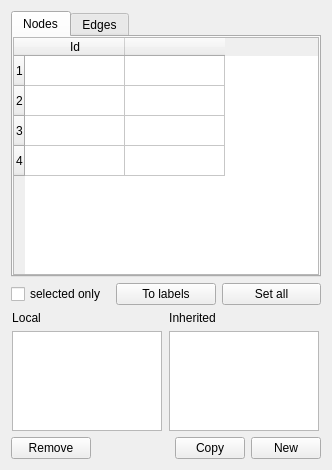
First picture: the form in software/tulip/designer/PropertyDialog.ui, repository vadivelselvaraj/TulipGLImprovement, before the edit.
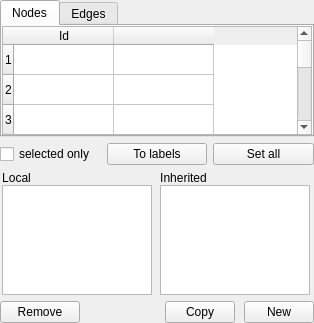
Second picture: the form after the edit. Custom widgets are drawn as their Qt base class.

Diff of the .ui file:
```diff
--- a/software/tulip/designer/PropertyDialog.ui
+++ b/software/tulip/designer/PropertyDialog.ui
@@ -5,12 +5,14 @@
    <rect>
     <x>0</x>
     <y>0</y>
-    <width>332</width>
-    <height>470</height>
+    <width>314</width>
+    <height>323</height>
    </rect>
   </property>
   <property name="sizePolicy" >
-   <sizepolicy vsizetype="Preferred" hsizetype="Preferred" >
+   <sizepolicy>
+    <hsizetype>0</hsizetype>
+    <vsizetype>0</vsizetype>
     <horstretch>0</horstretch>
     <verstretch>0</verstretch>
    </sizepolicy>
@@ -31,14 +33,34 @@
    <string>Property Editor</string>
   </property>
   <layout class="QGridLayout" >
+   <property name="margin" >
+    <number>0</number>
+   </property>
+   <property name="spacing" >
+    <number>0</number>
+   </property>
    <item row="0" column="0" >
     <layout class="QVBoxLayout" >
+     <property name="margin" >
+      <number>0</number>
+     </property>
+     <property name="spacing" >
+      <number>6</number>
+     </property>
      <item>
       <layout class="QVBoxLayout" >
+       <property name="margin" >
+        <number>0</number>
+       </property>
+       <property name="spacing" >
+        <number>6</number>
+       </property>
        <item>
         <widget class="QTabWidget" name="tabWidget" >
          <property name="sizePolicy" >
-          <sizepolicy vsizetype="Expanding" hsizetype="Expanding" >
+          <sizepolicy>
+           <hsizetype>7</hsizetype>
+           <vsizetype>7</vsizetype>
            <horstretch>0</horstretch>
            <verstretch>2</verstretch>
           </sizepolicy>
@@ -60,28 +82,18 @@
            <string>Nodes</string>
           </attribute>
           <layout class="QGridLayout" >
-           <property name="leftMargin" >
+           <property name="margin" >
             <number>0</number>
            </property>
-           <property name="topMargin" >
-            <number>0</number>
-           </property>
-           <property name="rightMargin" >
-            <number>0</number>
-           </property>
-           <property name="bottomMargin" >
-            <number>0</number>
-           </property>
-           <property name="horizontalSpacing" >
-            <number>0</number>
-           </property>
-           <property name="verticalSpacing" >
-            <number>0</number>
+           <property name="spacing" >
+            <number>6</number>
            </property>
            <item row="0" column="0" >
             <widget class="PropertyWidget" name="tableNodes" >
              <property name="sizePolicy" >
-              <sizepolicy vsizetype="Expanding" hsizetype="Expanding" >
+              <sizepolicy>
+               <hsizetype>13</hsizetype>
+               <vsizetype>7</vsizetype>
                <horstretch>0</horstretch>
                <verstretch>0</verstretch>
               </sizepolicy>
@@ -90,12 +102,16 @@
               <bool>true</bool>
              </property>
              <property name="rowCount" >
-              <number>4</number>
+              <number>8</number>
              </property>
              <row/>
              <row/>
              <row/>
              <row/>
+             <row/>
+             <row/>
+             <row/>
+             <row/>
              <column>
               <property name="text" >
                <string>Id</string>
@@ -115,23 +131,11 @@
            <string>Edges</string>
           </attribute>
           <layout class="QGridLayout" >
-           <property name="leftMargin" >
+           <property name="margin" >
             <number>0</number>
            </property>
-           <property name="topMargin" >
-            <number>0</number>
-           </property>
-           <property name="rightMargin" >
-            <number>0</number>
-           </property>
-           <property name="bottomMargin" >
-            <number>0</number>
-           </property>
-           <property name="horizontalSpacing" >
-            <number>0</number>
-           </property>
-           <property name="verticalSpacing" >
-            <number>0</number>
+           <property name="spacing" >
+            <number>6</number>
            </property>
            <item row="0" column="0" >
             <widget class="PropertyWidget" name="tableEdges" >
@@ -160,6 +164,12 @@
        </item>
        <item>
         <layout class="QHBoxLayout" >
+         <property name="margin" >
+          <number>0</number>
+         </property>
+         <property name="spacing" >
+          <number>6</number>
+         </property>
          <item>
           <widget class="QCheckBox" name="CheckBox1" >
            <property name="toolTip" >
@@ -173,7 +183,9 @@
          <item>
           <widget class="QPushButton" name="removeButton_2" >
            <property name="sizePolicy" >
-            <sizepolicy vsizetype="Minimum" hsizetype="Minimum" >
+            <sizepolicy>
+             <hsizetype>0</hsizetype>
+             <vsizetype>0</vsizetype>
              <horstretch>0</horstretch>
              <verstretch>0</verstretch>
             </sizepolicy>
@@ -208,12 +220,26 @@
      </item>
      <item>
       <layout class="QGridLayout" >
+       <property name="margin" >
+        <number>0</number>
+       </property>
+       <property name="spacing" >
+        <number>6</number>
+       </property>
        <item row="0" column="0" >
         <layout class="QVBoxLayout" >
+         <property name="margin" >
+          <number>0</number>
+         </property>
+         <property name="spacing" >
+          <number>0</number>
+         </property>
          <item>
           <widget class="QLabel" name="localLabel" >
            <property name="sizePolicy" >
-            <sizepolicy vsizetype="Fixed" hsizetype="Fixed" >
+            <sizepolicy>
+             <hsizetype>0</hsizetype>
+             <vsizetype>0</vsizetype>
              <horstretch>0</horstretch>
              <verstretch>0</verstretch>
             </sizepolicy>
@@ -232,7 +258,9 @@
          <item>
           <widget class="QListWidget" name="localProperties" >
            <property name="sizePolicy" >
-            <sizepolicy vsizetype="Minimum" hsizetype="Expanding" >
+            <sizepolicy>
+             <hsizetype>0</hsizetype>
+             <vsizetype>0</vsizetype>
              <horstretch>0</horstretch>
              <verstretch>0</verstretch>
             </sizepolicy>
@@ -240,13 +268,13 @@
            <property name="minimumSize" >
             <size>
              <width>0</width>
-             <height>100</height>
+             <height>110</height>
             </size>
            </property>
            <property name="maximumSize" >
             <size>
              <width>150</width>
-             <height>100</height>
+             <height>110</height>
             </size>
            </property>
            <property name="resizeMode" >
@@ -261,10 +289,18 @@
        </item>
        <item row="0" column="1" >
         <layout class="QVBoxLayout" >
+         <property name="margin" >
+          <number>0</number>
+         </property>
+         <property name="spacing" >
+          <number>0</number>
+         </property>
          <item>
           <widget class="QLabel" name="inheritedLabel" >
            <property name="sizePolicy" >
-            <sizepolicy vsizetype="Fixed" hsizetype="Fixed" >
+            <sizepolicy>
+             <hsizetype>0</hsizetype>
+             <vsizetype>0</vsizetype>
              <horstretch>0</horstretch>
              <verstretch>0</verstretch>
             </sizepolicy>
@@ -283,7 +319,9 @@
          <item>
           <widget class="QListWidget" name="inheritedProperties" >
            <property name="sizePolicy" >
-            <sizepolicy vsizetype="Minimum" hsizetype="Expanding" >
+            <sizepolicy>
+             <hsizetype>0</hsizetype>
+             <vsizetype>0</vsizetype>
              <horstretch>0</horstretch>
              <verstretch>0</verstretch>
             </sizepolicy>
@@ -291,13 +329,13 @@
            <property name="minimumSize" >
             <size>
              <width>0</width>
-             <height>100</height>
+             <height>110</height>
             </size>
            </property>
            <property name="maximumSize" >
             <size>
              <width>150</width>
-             <height>100</height>
+             <height>110</height>
             </size>
            </property>
            <property name="resizeMode" >
@@ -311,12 +349,26 @@
      </item>
      <item>
       <layout class="QHBoxLayout" >
+       <property name="margin" >
+        <number>0</number>
+       </property>
+       <property name="spacing" >
+        <number>4</number>
+       </property>
        <item>
         <layout class="QHBoxLayout" >
+         <property name="margin" >
+          <number>0</number>
+         </property>
+         <property name="spacing" >
+          <number>6</number>
+         </property>
          <item>
           <widget class="QPushButton" name="removeButton" >
            <property name="sizePolicy" >
-            <sizepolicy vsizetype="Minimum" hsizetype="Minimum" >
+            <sizepolicy>
+             <hsizetype>0</hsizetype>
+             <vsizetype>0</vsizetype>
              <horstretch>0</horstretch>
              <verstretch>0</verstretch>
             </sizepolicy>
@@ -349,10 +401,18 @@
        </item>
        <item>
         <layout class="QHBoxLayout" >
+         <property name="margin" >
+          <number>0</number>
+         </property>
+         <property name="spacing" >
+          <number>9</number>
+         </property>
          <item>
           <widget class="QPushButton" name="cloneButton" >
            <property name="sizePolicy" >
-            <sizepolicy vsizetype="Minimum" hsizetype="Minimum" >
+            <sizepolicy>
+             <hsizetype>0</hsizetype>
+             <vsizetype>0</vsizetype>
              <horstretch>0</horstretch>
              <verstretch>0</verstretch>
             </sizepolicy>
@@ -371,7 +431,9 @@
          <item>
           <widget class="QPushButton" name="newButton" >
            <property name="sizePolicy" >
-            <sizepolicy vsizetype="Minimum" hsizetype="Minimum" >
+            <sizepolicy>
+             <hsizetype>0</hsizetype>
+             <vsizetype>0</vsizetype>
              <horstretch>0</horstretch>
              <verstretch>0</verstretch>
             </sizepolicy>
```
